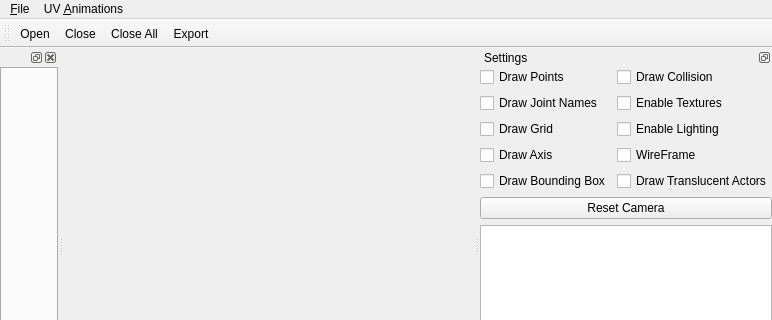
The window that RetroView/forms/CMainWindow.ui (Antidote/MetPrimeTools) describes before a commit, drawn with Qt 5; both pictures show x 0 to 772 and y 0 to 320 of the 772 by 466 pixel window.
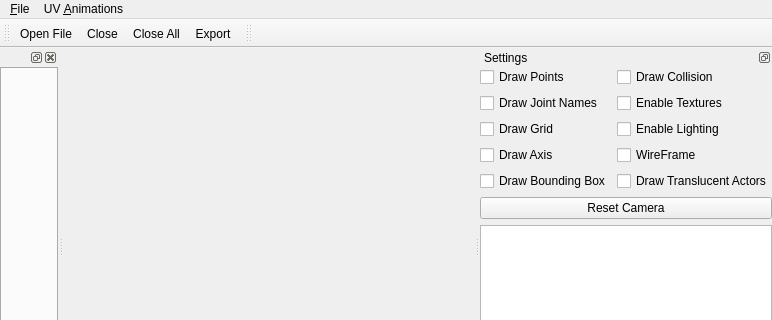
The same window after the commit. Custom widgets are drawn as their Qt base class.

The edit to the form file:
```diff
--- a/RetroView/forms/CMainWindow.ui
+++ b/RetroView/forms/CMainWindow.ui
@@ -237,9 +237,20 @@
     </layout>
    </widget>
   </widget>
+  <widget class="QToolBar" name="toolBar">
+   <property name="windowTitle">
+    <string>toolBar</string>
+   </property>
+   <attribute name="toolBarArea">
+    <enum>TopToolBarArea</enum>
+   </attribute>
+   <attribute name="toolBarBreak">
+    <bool>false</bool>
+   </attribute>
+  </widget>
   <action name="actionOpen">
    <property name="text">
-    <string>&amp;Open</string>
+    <string>&amp;Open File</string>
    </property>
    <property name="shortcut">
     <string>Ctrl+O</string>
```
Left out of the diff: 23 changed lines with no effect on the pictures.
